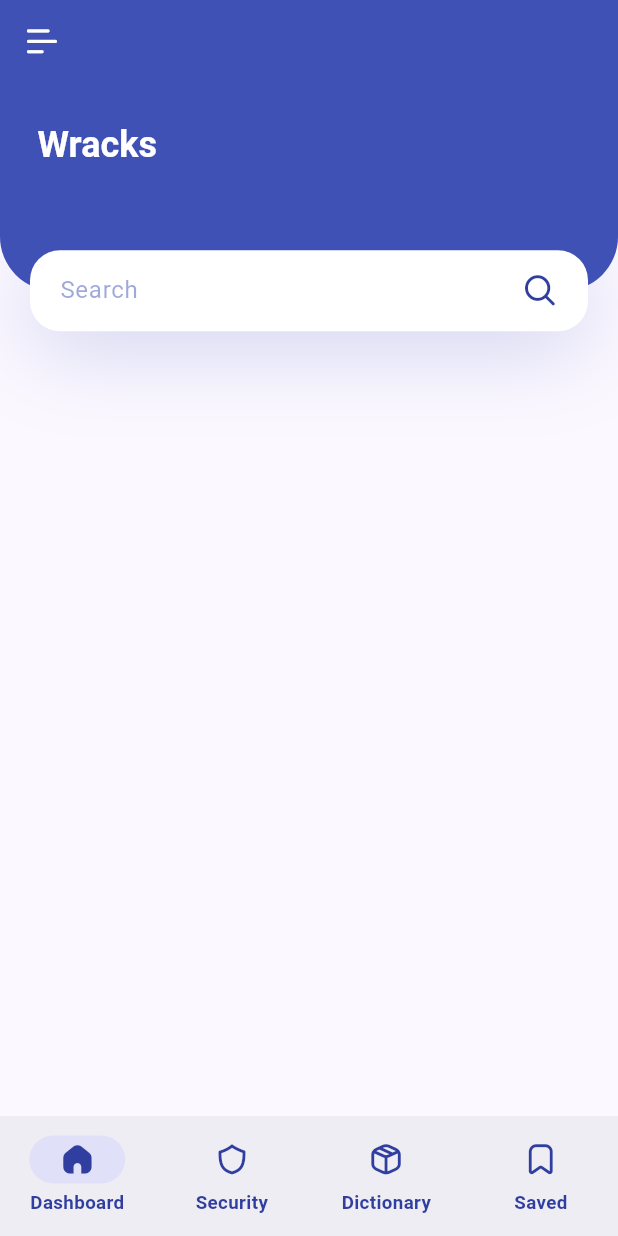
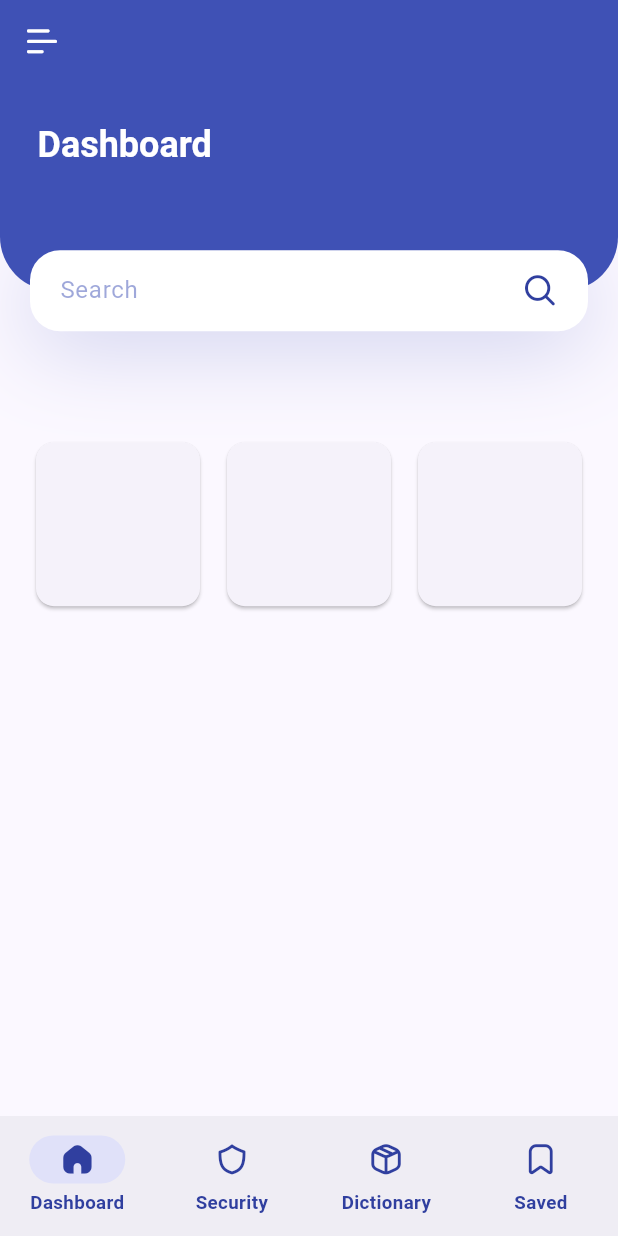
Before and after one commit to loybaldo/wracks, a Flutter app: the screen it shows after launch, on a phone screen of 412 x 824 dp. Run offline on Flutter 3.47's test engine with Material 2 defaults, Android fonts, the light colour scheme and no system bars; our stand-ins replace file_picker, percent_indicator.

Commit message:
cards added

```diff
--- a/lib/components/dashboard_header.dart
+++ b/lib/components/dashboard_header.dart
@@ -31,7 +31,7 @@ class DashboardHeader extends StatelessWidget {
             child: Row(
               children: <Widget>[
                 Text(
-                  "Wracks",
+                  S.of(context).dashboard,
                   style: Theme.of(context).textTheme.headlineSmall?.copyWith(
                         color: Colors.white,
                         fontWeight: FontWeight.bold,
--- a/lib/l10n/intl_en.arb
+++ b/lib/l10n/intl_en.arb
@@ -1,4 +1,5 @@
 {
+    "app_name": "Wracks",
     "dashboard": "Dashboard",
     "security": "Security",
     "dictionary": "Dictionary",
@@ -9,4 +10,5 @@
     "report_a_problem": "Report a Problem",
     "terms_and_conditions": "Terms & Conditions",
     "about_us": "About Us"
+
 }
--- a/lib/l10n/intl_es.arb
+++ b/lib/l10n/intl_es.arb
@@ -1,4 +1,5 @@
 {
+    "app_name": "Wracks",
     "dashboard": "Panel",
     "security": "Seguridad",
     "dictionary": "Diccionario",
--- a/lib/l10n/intl_fil.arb
+++ b/lib/l10n/intl_fil.arb
@@ -1,4 +1,5 @@
 {
+    "app_name": "Wracks",
     "dashboard": "Dashboard",
     "security": "Seguridad",
     "dictionary": "Diksyunaryo",
--- a/lib/l10n/intl_ko.arb
+++ b/lib/l10n/intl_ko.arb
@@ -1,4 +1,5 @@
 {
+    "app_name": "Wracks",
     "dashboard": "계기반",
     "security": "보안",
     "dictionary": "사전",
--- a/lib/tabs/home_tab.dart
+++ b/lib/tabs/home_tab.dart
@@ -1,4 +1,5 @@
 import 'package:flutter/material.dart';
+import 'package:wracks/constant.dart';
 import '../components/dashboard_header.dart';
 
 class HomeTab extends StatelessWidget {
@@ -8,8 +9,22 @@ class HomeTab extends StatelessWidget {
   Widget build(BuildContext context) {
     return SingleChildScrollView(
       child: Column(
-        children: const <Widget>[
-          DashboardHeader(),
+        children: <Widget>[
+          const DashboardHeader(),
+          Padding(
+            padding: const EdgeInsets.all(kDefPadding),
+            child: GridView.count(
+              crossAxisCount: 3,
+              crossAxisSpacing: 10,
+              shrinkWrap: true,
+              physics: const NeverScrollableScrollPhysics(),
+              children: const <Widget>[
+                Card(),
+                Card(),
+                Card(),
+              ],
+            ),
+          ),
         ],
       ),
     );
```
Also changed, not shown: lib/generated/intl/messages_en.dart, lib/generated/intl/messages_es.dart, lib/generated/intl/messages_fil.dart, lib/generated/intl/messages_ko.dart, lib/generated/l10n.dart.
